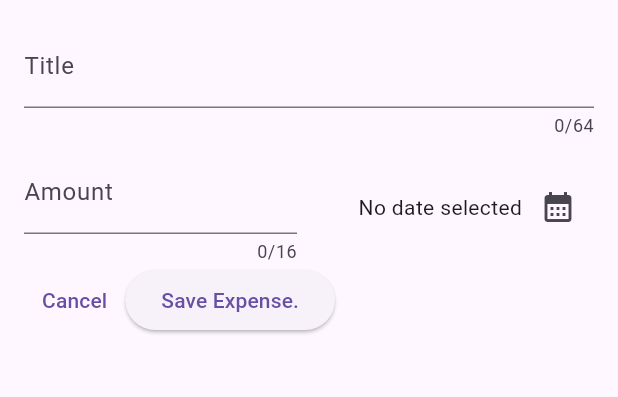
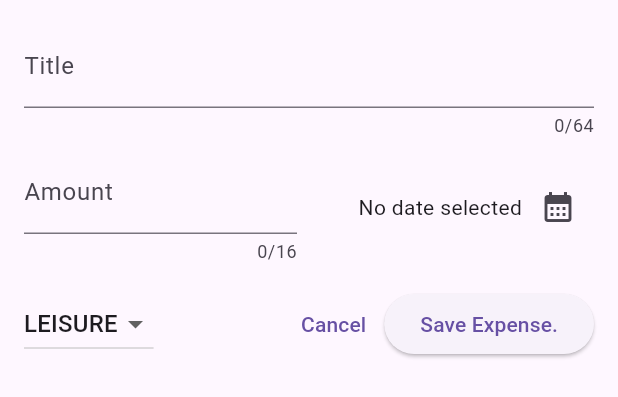
Before and after one commit to onodaryo/thirdapp, a Flutter app: the NewExpense widget shown alone on an empty page, opened directly, on a phone screen of 412 x 824 dp. Shown: the top 397 px of the screen. Run offline on Flutter 3.47's test engine with Material 3 defaults, Android fonts, the phone set to English and light mode, and no system bars.

Commit message:
オーバーレイにジャンルの選択用ボタンの追加

```diff
--- a/lib/widgets/newExpense.dart
+++ b/lib/widgets/newExpense.dart
@@ -18,6 +18,7 @@
   final _titleController = TextEditingController();
   final _amountController = TextEditingController();
   DateTime? _selectedDate;
+  Category _selectedCategory = Category.leisure;
 
   void _presentDatePicker() async {
     final now = DateTime.now();
@@ -86,8 +87,27 @@
               ),
             ],
           ),
+          const SizedBox(height: 16,),
           Row(
             children: [
+              DropdownButton(
+                value: _selectedCategory,
+                items: Category.values.map(
+                  (category) => DropdownMenuItem(
+                    value: category,
+                    child: Text(category.name.toUpperCase()),
+                  ),
+                ).toList(),
+                onChanged: (value){
+                  setState(() {
+                    /*if (value == null){
+                      return;
+                    }*/
+                    _selectedCategory = value ?? _selectedCategory;
+                  });
+                },
+              ),
+              const Spacer(),
               TextButton(
                 onPressed: (){
                   Navigator.pop(context);
```
